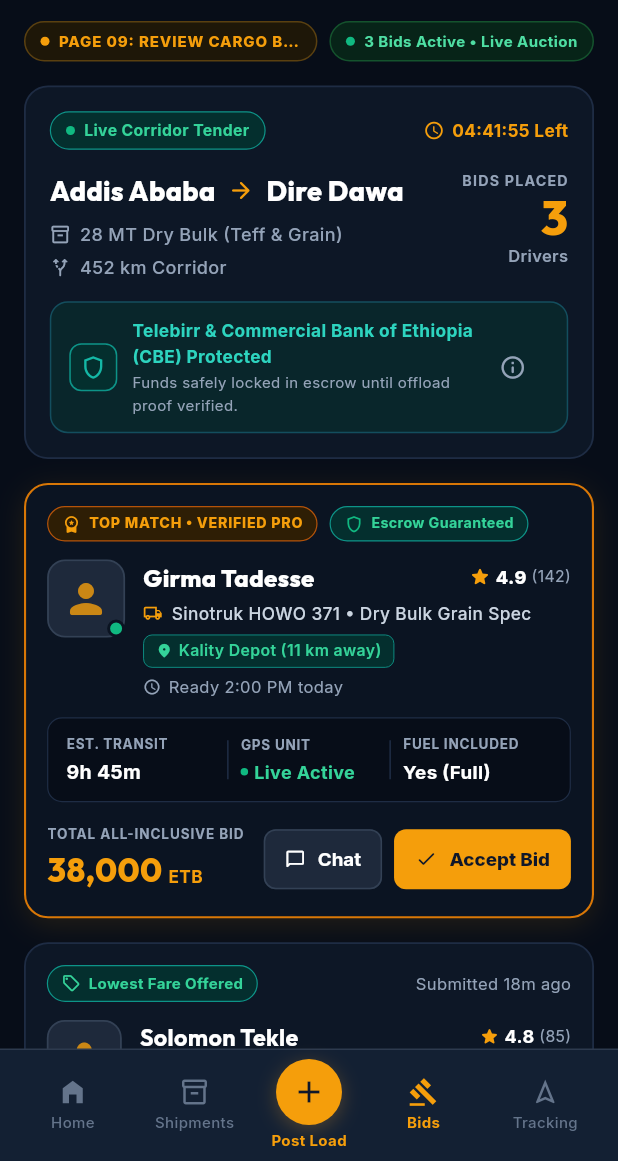
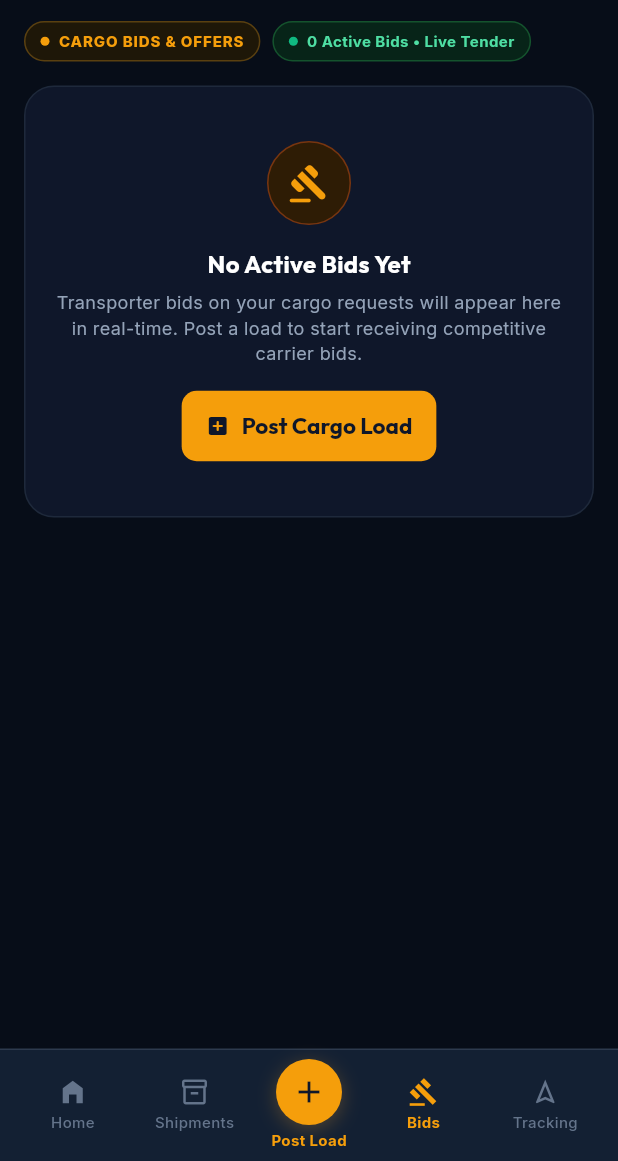
Before and after one commit to Masud-Wubetu/Habesha_Freight, a Flutter app: the ReviewBidsScreen screen opened by its route, on a phone screen of 412 x 824 dp, the part 75-1236 px from its top. Run offline on Flutter 3.47's test engine with Material 3 defaults, Android fonts, the phone set to English and light mode, and no system bars; our stand-ins replace google_fonts, shared_preferences; accounts and stored records are empty; network calls fail.

Commit message:
refactor(page09): simplify Review Bids screen, connect real bid fetching, add empty state, remove mock broadcast banner

```diff
--- a/mobile/lib/presentation/screens/shipper_features/page09.dart
+++ b/mobile/lib/presentation/screens/shipper_features/page09.dart
@@ -1,22 +1,27 @@
 import 'package:flutter/material.dart';
 import 'package:google_fonts/google_fonts.dart';
+
 import '../../../core/routing/app_routes.dart';
+import '../../../core/services/bid_service.dart';
+import '../../../core/services/corridor_service.dart';
+import '../../../core/services/storage_service.dart';
 import '../../../core/theme/app_colors.dart';
 import '../../../data/models/corridor_bid_item.dart';
-import '../../widgets/navigation/corridor_navigation_sheet.dart';
 import '../../widgets/home/bottom_nav_bar.dart';
+import '../../widgets/post_load/post_load_sheet.dart';
 import '../../widgets/review_bids/active_tender_summary_card.dart';
+import '../../widgets/review_bids/review_bids_header.dart';
+import '../../widgets/review_bids/standard_bid_card.dart';
 import '../../widgets/review_bids/top_match_bid_card.dart';
-import '../../widgets/review_bids/standard_bid_card.dart';
-import '../../widgets/review_bids/broadcast_tender_card.dart';
-import '../../widgets/review_bids/review_bids_header.dart';
 
 class ReviewBidsScreen extends StatefulWidget {
   final String initialLanguage;
+  final List<CorridorBidItem>? initialBids;
 
   const ReviewBidsScreen({
     super.key,
     this.initialLanguage = 'EN',
+    this.initialBids,
   });
 
   @override
@@ -24,18 +29,63 @@
 }
 
 class _ReviewBidsScreenState extends State<ReviewBidsScreen> {
+  final BidService _bidService = BidService();
+  final CorridorService _corridorService = CorridorService();
   late String _language;
-  late List<CorridorBidItem> _bids;
+  List<CorridorBidItem> _bids = [];
+  bool _loading = false;
+  String _userName = 'Shipper';
 
   @override
   void initState() {
     super.initState();
     _language = widget.initialLanguage;
-    _bids = CorridorBidItem.mockBids();
+    if (widget.initialBids != null) {
+      _bids = List.from(widget.initialBids!);
+    } else {
+      _loadBids();
+    }
+  }
+
+  Future<void> _loadBids() async {
+    setState(() => _loading = true);
+    final user = await StorageService.getUserName();
+    final realBids = await _bidService.fetchShipperBids();
+
+    if (!mounted) return;
+    setState(() {
+      _userName = user ?? 'Shipper';
+      if (realBids.isNotEmpty) {
+        _bids = realBids.map((b) => CorridorBidItem.fromMap(b)).toList();
+      } else {
+        _bids = [];
+      }
+      _loading = false;
+    });
   }
 
   void _handleLanguageTap(String newLang) {
     setState(() => _language = newLang);
+  }
+
+  void _openPostLoadSheet() {
+    showModalBottomSheet(
+      context: context,
+      isScrollControlled: true,
+      backgroundColor: Colors.transparent,
+      builder: (_) => PostLoadSheet(
+        corridorService: _corridorService,
+        onPosted: () {
+          ScaffoldMessenger.of(context).showSnackBar(
+            const SnackBar(
+              content: Text('Load posted successfully!'),
+              backgroundColor: AppColors.card,
+            ),
+          );
+          _loadBids();
+        },
+      ),
+    );
   }
 
   void _handleProfileTap() {
@@ -70,7 +120,7 @@
                     crossAxisAlignment: CrossAxisAlignment.start,
                     children: [
                       Text(
-                        'Selamawit Tadesse',
+                        _userName,
                         style: GoogleFonts.outfit(
                           fontSize: 16,
                           fontWeight: FontWeight.w700,
@@ -78,7 +128,7 @@
                         ),
                       ),
                       Text(
-                        'Bole Dry Port Logistics • Enterprise',
+                        'Habesha Freight Logistics',
                         style: GoogleFonts.inter(fontSize: 12, color: const Color(0xFF94A3B8)),
                       ),
                     ],
@@ -89,28 +139,34 @@
               ListTile(
                 contentPadding: EdgeInsets.zero,
                 leading: const Icon(Icons.dashboard_rounded, color: Color(0xFF38BDF8)),
-                title: Text('Shipper Active Hub (Page 06)', style: GoogleFonts.inter(color: Colors.white, fontSize: 13)),
+                title: Text('Shipper Dashboard', style: GoogleFonts.inter(color: Colors.white, fontSize: 13)),
                 onTap: () {
                   Navigator.pop(ctx);
-                  Navigator.pushNamed(context, AppRoutes.page06ShipperHub);
+                  Navigator.pushReplacementNamed(context, AppRoutes.home);
                 },
               ),
               ListTile(
                 contentPadding: EdgeInsets.zero,
-                leading: const Icon(Icons.shield_rounded, color: AppColors.gold),
-                title: Text('Escrow Vaults (Page 05)', style: GoogleFonts.inter(color: Colors.white, fontSize: 13)),
+                leading: const Icon(Icons.inventory_2_outlined, color: AppColors.gold),
+                title: Text('My Shipments', style: GoogleFonts.inter(color: Colors.white, fontSize: 13)),
                 onTap: () {
                   Navigator.pop(ctx);
-                  Navigator.pushNamed(context, AppRoutes.page05EscrowVault);
+                  Navigator.pushNamed(context, AppRoutes.page08MyShipments);
                 },
               ),
               ListTile(
                 contentPadding: EdgeInsets.zero,
-                leading: const Icon(Icons.grid_view_rounded, color: AppColors.badgeGreenText),
-                title: Text('Corridor Modules Hub', style: GoogleFonts.inter(color: Colors.white, fontSize: 13)),
-                onTap: () {
+                leading: const Icon(Icons.logout_rounded, color: AppColors.error),
+                title: Text('Sign Out', style: GoogleFonts.inter(color: AppColors.error, fontSize: 13)),
+                onTap: () async {
                   Navigator.pop(ctx);
-                  CorridorNavigationSheet.show(context);
+                  await StorageService.clearAuthData();
+                  if (!mounted) return;
+                  Navigator.pushNamedAndRemoveUntil(
+                    context,
+                    AppRoutes.login,
+                    (r) => false,
+                  );
                 },
               ),
             ],
@@ -126,8 +182,12 @@
       backgroundColor: const Color(0xFF070D18),
       body: SafeArea(
         bottom: false,
+        child: RefreshIndicator(
+          onRefresh: _loadBids,
+          color: AppColors.gold,
+          backgroundColor: const Color(0xFF0F172A),
           child: SingleChildScrollView(
-          physics: const BouncingScrollPhysics(),
+            physics: const AlwaysScrollableScrollPhysics(parent: BouncingScrollPhysics()),
             padding: const EdgeInsets.symmetric(horizontal: 16, vertical: 12),
             child: Column(
               crossAxisAlignment: CrossAxisAlignment.start,
@@ -139,7 +199,106 @@
                   activeBidsCount: _bids.length,
                 ),
                 const SizedBox(height: 16),
+                if (_loading)
+                  const Padding(
+                    padding: EdgeInsets.symmetric(vertical: 48),
+                    child: Center(
+                      child: CircularProgressIndicator(color: AppColors.gold),
+                    ),
+                  )
+                else if (_bids.isEmpty)
+                  _buildEmptyState()
+                else
+                  _buildBidsContent(),
+                const SizedBox(height: 100),
+              ],
+            ),
+          ),
+        ),
+      ),
+      bottomNavigationBar: HabeshaBottomNavBar(
+        currentIndex: 3, // Bids Tab active
+        onTap: (idx) {
+          if (idx == 0) {
+            Navigator.pushReplacementNamed(context, AppRoutes.home);
+          } else if (idx == 1) {
+            Navigator.pushNamed(context, AppRoutes.page08MyShipments);
+          } else if (idx == 2) {
+            _openPostLoadSheet();
+          } else if (idx == 4) {
+            Navigator.pushNamed(context, AppRoutes.page05EscrowVault);
+          }
+        },
+      ),
+    );
+  }
 
+  Widget _buildEmptyState() {
+    return Container(
+      width: double.infinity,
+      padding: const EdgeInsets.symmetric(vertical: 36, horizontal: 20),
+      decoration: BoxDecoration(
+        color: const Color(0xFF0F172A),
+        borderRadius: BorderRadius.circular(20),
+        border: Border.all(color: const Color(0xFF1E293B)),
+      ),
+      child: Column(
+        children: [
+          Container(
+            width: 56,
+            height: 56,
+            decoration: BoxDecoration(
+              color: AppColors.badgeAmberBg,
+              shape: BoxShape.circle,
+              border: Border.all(color: AppColors.badgeAmberBorder),
+            ),
+            child: const Icon(
+              Icons.gavel_rounded,
+              color: AppColors.gold,
+              size: 28,
+            ),
+          ),
+          const SizedBox(height: 14),
+          Text(
+            'No Active Bids Yet',
+            style: GoogleFonts.outfit(
+              color: Colors.white,
+              fontSize: 16,
+              fontWeight: FontWeight.w700,
+            ),
+          ),
+          const SizedBox(height: 6),
+          Text(
+            'Transporter bids on your cargo requests will appear here in real-time. Post a load to start receiving competitive carrier bids.',
+            style: GoogleFonts.inter(
+              color: const Color(0xFF94A3B8),
+              fontSize: 12,
+              height: 1.4,
+            ),
+            textAlign: TextAlign.center,
+          ),
+          const SizedBox(height: 16),
+          ElevatedButton.icon(
+            onPressed: _openPostLoadSheet,
+            icon: const Icon(Icons.add_box_rounded, size: 16),
+            label: const Text('Post Cargo Load'),
+            style: ElevatedButton.styleFrom(
+              backgroundColor: AppColors.gold,
+              foregroundColor: AppColors.textDark,
+              shape: RoundedRectangleBorder(
+                borderRadius: BorderRadius.circular(10),
+              ),
+            ),
+          ),
+        ],
+      ),
+    );
+  }
+
+  Widget _buildBidsContent() {
+    return Column(
+      crossAxisAlignment: CrossAxisAlignment.start,
+      children: [
         ActiveTenderSummaryCard(
           origin: 'Addis Ababa',
           destination: 'Dire Dawa',
@@ -149,7 +308,7 @@
         ),
         const SizedBox(height: 16),
 
-              // Card 1: Top Match Verified Pro Bid Card
+        // Top Match Verified Pro Bid Card
         if (_bids.any((b) => b.isTopMatch))
           TopMatchBidCard(
             item: _bids.firstWhere((b) => b.isTopMatch),
@@ -164,7 +323,7 @@
           ),
         const SizedBox(height: 16),
 
-              // Cards 2 & 3: Standard Bid Cards (Lowest Fare & High Capacity)
+        // Standard Bid Cards
         ..._bids.where((b) => !b.isTopMatch).map(
               (bid) => Padding(
                 padding: const EdgeInsets.only(bottom: 16),
@@ -189,30 +348,7 @@
                 ),
               ),
             ),
-
-              // Expansion Banner: Need More Competitive Rates? Broadcast
-              const BroadcastTenderCard(availableTrucksCount: 45),
-              const SizedBox(height: 16),
-
-              const SizedBox(height: 100),
       ],
-          ),
-        ),
-      ),
-      bottomNavigationBar: HabeshaBottomNavBar(
-        currentIndex: 3, // Bids Tab active
-        onTap: (idx) {
-          if (idx == 0) {
-            Navigator.pushReplacementNamed(context, AppRoutes.home);
-          } else if (idx == 1) {
-            Navigator.pushNamed(context, AppRoutes.page08MyShipments);
-          } else if (idx == 2) {
-            Navigator.pushNamed(context, AppRoutes.page07PostCargo);
-          } else if (idx == 4) {
-            Navigator.pushNamed(context, AppRoutes.page06ShipperHub);
-          }
-        },
-      ),
     );
   }
 }
--- a/mobile/lib/presentation/widgets/review_bids/review_bids_header.dart
+++ b/mobile/lib/presentation/widgets/review_bids/review_bids_header.dart
@@ -168,7 +168,7 @@
                     const SizedBox(width: 6),
                     Flexible(
                       child: Text(
-                        'PAGE 09: REVIEW CARGO BIDS',
+                        'CARGO BIDS & OFFERS',
                         maxLines: 1,
                         overflow: TextOverflow.ellipsis,
                         style: GoogleFonts.inter(
@@ -206,7 +206,7 @@
                   ),
                   const SizedBox(width: 6),
                   Text(
-                    '$activeBidsCount Bids Active • Live Auction',
+                    '$activeBidsCount Active Bids • Live Tender',
                     style: GoogleFonts.inter(
                       fontSize: 10,
                       fontWeight: FontWeight.w700,
```
Also changed, not shown: mobile/lib/core/services/bid_service.dart (+25 -0 lines), mobile/lib/data/models/corridor_bid_item.dart (+30 -0 lines), 1 other file. Lines whose indentation alone changed are shown as unchanged.
